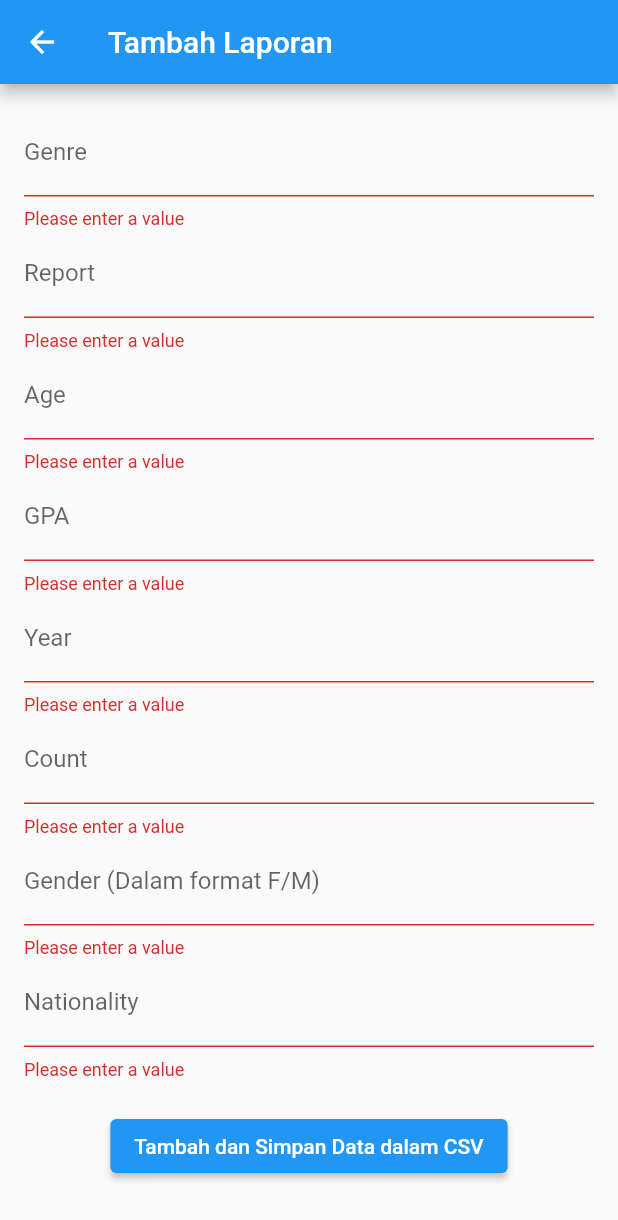
After one commit to YusufaHaidar1/Project, a Flutter app: the Tambah screen opened by its route, after a tap on "Tambah dan Simpan Data dalam CSV", on a phone screen of 412 x 824 dp. The commit adds this screen. Shown: the top 1220 px of the screen. Run offline on Flutter 3.47's test engine with Material 2 defaults, Android fonts, the phone set to English and light mode, and no system bars; our stand-ins replace csv, dio, fl_chart, flutter_svg; network calls fail.

Commit message:
Testing New Form

```diff
--- a/uts/lib/main.dart
+++ b/uts/lib/main.dart
@@ -2,6 +2,7 @@ import 'package:flutter/material.dart';
 import 'package:uts/screens/Home.dart';
 import 'package:uts/screens/Detail.dart';
 import 'package:uts/screens/detail_complain.dart';
+import 'package:uts/screens/tambah.dart';
 
 void main() {
   runApp(MaterialApp(
@@ -10,6 +11,7 @@ void main() {
       '/' : (_) => const Home(),
       "/detail": (_) => Detail(),
       "/detail-complain": (_) => const DetailComplain(),
+      "/tambah": (_) => Tambah(),
     },
   ));
 }
--- a/uts/lib/screens/Home.dart
+++ b/uts/lib/screens/Home.dart
@@ -292,7 +292,19 @@ class _HomePageState extends State<Home> {
                         child: const Text("Detail"),
                       ),
                     ),
-                    const SizedBox(height: 24),
+                    const SizedBox(height: 15),
+                    SizedBox(
+                      width: double.infinity,
+                      child: FilledButton(
+                        onPressed: () {
+                          Navigator.pushNamed(
+                            context,
+                            "/tambah"
+                          );
+                        },
+                        child: const Text("Tambah"),
+                      ),
+                    ),
                   ],
                 ),
               ),
--- /dev/null
+++ b/uts/lib/screens/tambah.dart
@@ -0,0 +1,248 @@
+import 'package:flutter/material.dart';
+import 'dart:io';
+import 'package:csv/csv.dart';
+import 'package:uts/data/api.dart';
+
+
+class Tambah extends StatefulWidget {
+  const Tambah({super.key});
+
+  @override
+  FormTambah createState() => FormTambah();
+}
+
+class SurveyItem {
+  String genre;
+  String report;
+  int age;
+  double gpa;
+  int year;
+  int count;
+  String gender;
+  String nationality;
+
+  SurveyItem(this.genre, this.report, this.age, this.gpa, this.year, this.count, this.gender, this.nationality);
+}
+
+class FormTambah extends State<Tambah> {
+  final Api api = Api();
+  List<SurveyItem> DataOld = [];
+
+  final GlobalKey<FormState> _formKey = GlobalKey<FormState>();
+  final TextEditingController genreController = TextEditingController();
+  final TextEditingController reportController = TextEditingController();
+  final TextEditingController ageController = TextEditingController();
+  final TextEditingController gpaController = TextEditingController();
+  final TextEditingController yearController = TextEditingController();
+  final TextEditingController countController = TextEditingController();
+  final TextEditingController genderController = TextEditingController();
+  final TextEditingController nationalityController = TextEditingController();
+
+  @override
+  void initState() {
+    super.initState();
+    // Read existing data when the app starts
+    readCSVFile('D:\\POLINEMA\\surveyx-server\\data_cleaned.csv').then((data) {
+      if (data != null) {
+        setState(() {
+          DataOld = data.map((dynamicItem) => SurveyItem(
+            dynamicItem[0], // Assuming the order in the list matches the order in SurveyItem constructor
+            dynamicItem[1],
+            dynamicItem[2],
+            dynamicItem[3],
+            dynamicItem[4],
+            dynamicItem[5],
+            dynamicItem[6],
+            dynamicItem[7],
+          )).toList();
+        });
+      }
+    });
+  }
+
+  Future<List<List<dynamic>>?> readCSVFile(String csvFilePath) async {
+  try {
+    final File file = File(csvFilePath);
+    final String csvData = await file.readAsString();
+    final CsvToListConverter converter = CsvToListConverter(eol: '\n');
+    return converter.convert(csvData);
+  } catch (e) {
+    print('Error reading CSV file: $e');
+    return null;
+  }
+}
+
+
+  void appendDataToList(
+    String genre,
+    String report,
+    int age,
+    double gpa,
+    int year,
+    int count,
+    String gender,
+    String nationality,
+  ) {
+    SurveyItem newData = SurveyItem(
+      genre,
+      report,
+      age,
+      gpa,
+      year,
+      count,
+      gender,
+      nationality,
+    );
+
+    setState(() {
+      DataOld.add(newData); // No need for wrapping in a list
+    });
+  }
+
+  void saveDataToCSV() async {
+  final String filePath = 'D:\\POLINEMA\\surveyx-server\\data_cleaned.csv';
+
+  final ListToCsvConverter converter = ListToCsvConverter(eol: '\n');
+  final List<List<dynamic>> dataAsListOfLists = DataOld.map((item) => [
+    item.genre,
+    item.report,
+    item.age,
+    item.gpa,
+    item.year,
+    item.count,
+    item.gender,
+    item.nationality
+  ]).toList();
+
+  final String newCsvData = converter.convert(dataAsListOfLists);
+
+  final File file = File(filePath);
+
+  // Write CSV data to the file
+  await file.writeAsString(newCsvData);
+
+  print('Data berhasil ditambah');
+}
+
+  @override
+  Widget build(BuildContext context) {
+    return Scaffold(
+      appBar: AppBar(
+        title: Text('Tambah Laporan'),
+      ),
+      body: Padding(
+        padding: EdgeInsets.all(16.0),
+        child: Form(
+          key: _formKey,
+          child: Column(
+            children: <Widget>[
+              TextFormField(
+                controller: genreController,
+                decoration: InputDecoration(labelText: 'Genre'),
+                validator: (value) {
+                  if (value!.isEmpty) {
+                    return 'Please enter a value';
+                  }
+                  return null;
+                },
+              ),
+              TextFormField(
+                controller: reportController,
+                decoration: InputDecoration(labelText: 'Report'),
+                validator: (value) {
+                  if (value!.isEmpty) {
+                    return 'Please enter a value';
+                  }
+                  return null;
+                },
+              ),
+              TextFormField(
+                controller: ageController,
+                decoration: InputDecoration(labelText: 'Age'),
+                keyboardType: TextInputType.number,
+                validator: (value) {
+                  if (value!.isEmpty) {
+                    return 'Please enter a value';
+                  }
+                  return null;
+                },
+              ),
+              TextFormField(
+                controller: gpaController,
+                decoration: InputDecoration(labelText: 'GPA'),
+                keyboardType: TextInputType.number,
+                validator: (value) {
+                  if (value!.isEmpty) {
+                    return 'Please enter a value';
+                  }
+                  return null;
+                },
+              ),
+              TextFormField(
+                controller: yearController,
+                decoration: InputDecoration(labelText: 'Year'),
+                keyboardType: TextInputType.number,
+                validator: (value) {
+                  if (value!.isEmpty) {
+                    return 'Please enter a value';
+                  }
+                  return null;
+                },
+              ),
+              TextFormField(
+                controller: countController,
+                decoration: InputDecoration(labelText: 'Count'),
+                keyboardType: TextInputType.number,
+                validator: (value) {
+                  if (value!.isEmpty) {
+                    return 'Please enter a value';
+                  }
+                  return null;
+                },
+              ),
+              TextFormField(
+                controller: genderController,
+                decoration: InputDecoration(labelText: 'Gender (Dalam format F/M)'),
+                validator: (value) {
+                  if (value!.isEmpty) {
+                    return 'Please enter a value';
+                  }
+                  return null;
+                },
+              ),
+              TextFormField(
+                controller: nationalityController,
+                decoration: InputDecoration(labelText: 'Nationality'),
+                validator: (value) {
+                  if (value!.isEmpty) {
+                    return 'Please enter a value';
+                  }
+                  return null;
+                },
+              ),
+              SizedBox(height: 20),
+              ElevatedButton(
+              onPressed: () async {
+                if (_formKey.currentState!.validate()) {
+                  appendDataToList(
+                    genreController.text,
+                    reportController.text,
+                    int.parse(ageController.text),
+                    double.parse(gpaController.text),
+                    int.parse(yearController.text),
+                    int.parse(countController.text),
+                    genderController.text,
+                    nationalityController.text,
+                  );
+                  saveDataToCSV(); // Call saveDataToCSV here
+                }
+              },
+              child: Text('Tambah dan Simpan Data dalam CSV'), // Updated button text
+            ),
+            ],
+          ),
+        ),
+      ),
+    );
+  }
+}
--- a/uts/pubspec.yaml
+++ b/uts/pubspec.yaml
@@ -33,6 +33,7 @@ dependencies:
   fl_chart: ^0.64.0
   dio: ^5.3.3
   flutter_svg: ^0.22.0
+  csv: ^5.1.1
 
 
   # The following adds the Cupertino Icons font to your application.
```
Also changed, not shown: uts/pubspec.lock, 1 other file.
